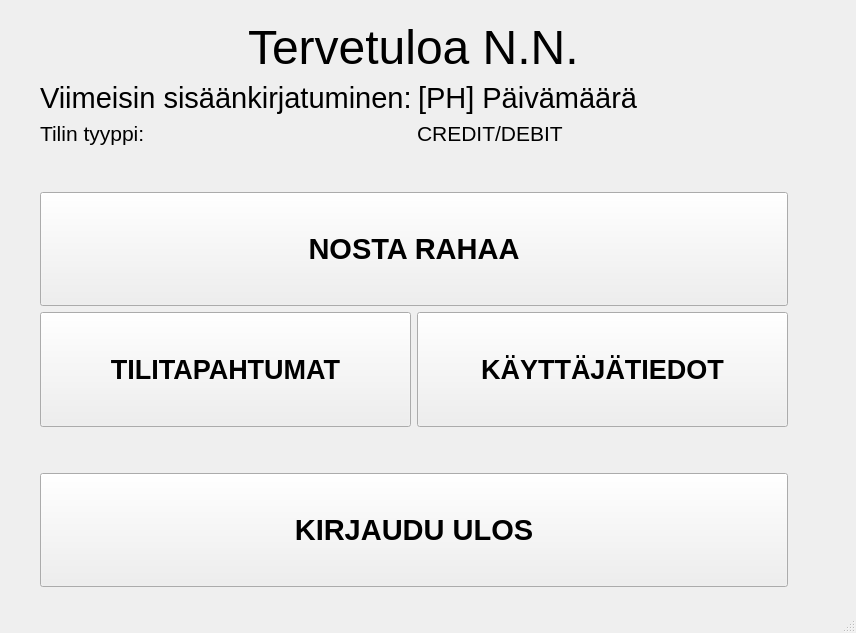
The window that bank-automat/mainwindow.ui (tvt23-pankkiprojekti/SPO_Group1) describes before a commit, drawn with Qt 5.
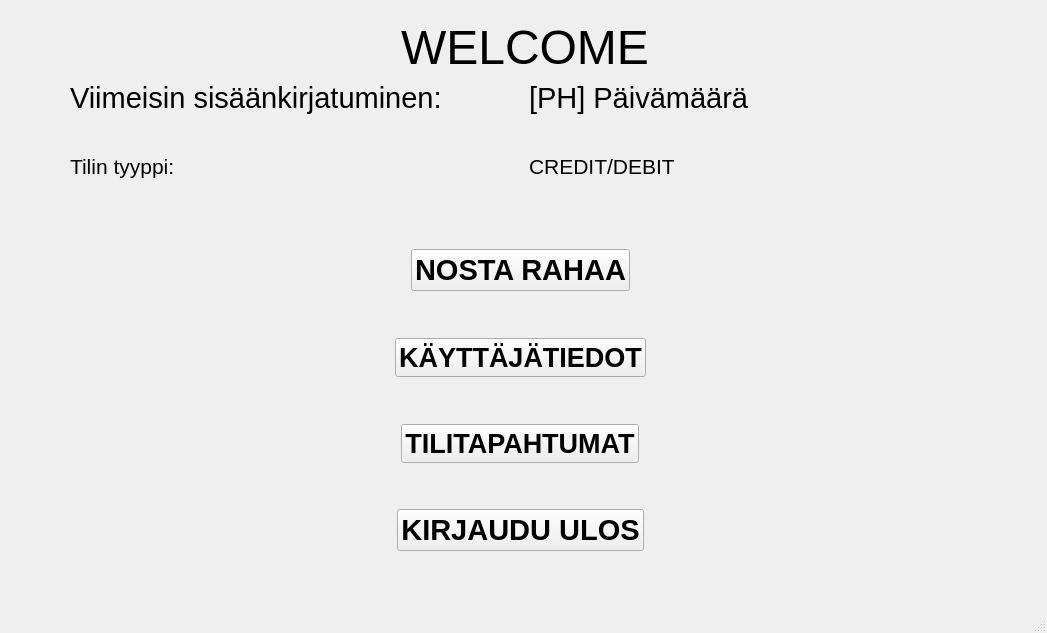
The same window after the commit. The open tabs and pages were chosen to show the change. Icons and pictures are not drawn.

```diff
--- a/bank-automat/mainwindow.ui
+++ b/bank-automat/mainwindow.ui
@@ -6,7 +6,7 @@
    <rect>
     <x>0</x>
     <y>0</y>
-    <width>856</width>
+    <width>1047</width>
     <height>633</height>
    </rect>
   </property>
@@ -17,10 +17,10 @@
    <widget class="QStackedWidget" name="stackedWidget">
     <property name="geometry">
      <rect>
-      <x>20</x>
+      <x>10</x>
       <y>10</y>
-      <width>831</width>
-      <height>601</height>
+      <width>1021</width>
+      <height>611</height>
      </rect>
     </property>
     <property name="currentIndex">
@@ -165,10 +165,10 @@
      <widget class="QWidget" name="verticalLayoutWidget_3">
       <property name="geometry">
        <rect>
-        <x>20</x>
+        <x>60</x>
         <y>10</y>
-        <width>748</width>
-        <height>567</height>
+        <width>911</width>
+        <height>191</height>
        </rect>
       </property>
       <layout class="QVBoxLayout" name="verticalLayout_4">
@@ -182,7 +182,7 @@
             </font>
            </property>
            <property name="text">
-            <string>Tervetuloa N.N.</string>
+            <string>WELCOME</string>
            </property>
           </widget>
          </item>
@@ -244,25 +244,19 @@
          </item>
         </layout>
        </item>
-       <item>
-        <spacer name="verticalSpacer_2">
-         <property name="orientation">
-          <enum>Qt::Vertical</enum>
-         </property>
-         <property name="sizeType">
-          <enum>QSizePolicy::Fixed</enum>
-         </property>
-         <property name="sizeHint" stdset="0">
-          <size>
-           <width>20</width>
-           <height>40</height>
-          </size>
-         </property>
-        </spacer>
-       </item>
-       <item>
-        <layout class="QVBoxLayout" name="verticalLayout_6">
-         <item>
+      </layout>
+     </widget>
+     <widget class="QWidget" name="verticalLayoutWidget_4">
+      <property name="geometry">
+       <rect>
+        <x>300</x>
+        <y>220</y>
+        <width>421</width>
+        <height>341</height>
+       </rect>
+      </property>
+      <layout class="QVBoxLayout" name="verticalLayout_2">
+       <item alignment="Qt::AlignHCenter|Qt::AlignVCenter">
           <widget class="QPushButton" name="btnNostaRahaa">
            <property name="sizePolicy">
             <sizepolicy hsizetype="Expanding" vsizetype="Expanding">
@@ -281,28 +275,7 @@
            </property>
           </widget>
          </item>
-         <item>
-          <layout class="QHBoxLayout" name="horizontalLayout_7">
-           <item>
-            <widget class="QPushButton" name="btnTilitapahtumat">
-             <property name="sizePolicy">
-              <sizepolicy hsizetype="Expanding" vsizetype="Expanding">
-               <horstretch>0</horstretch>
-               <verstretch>0</verstretch>
-              </sizepolicy>
-             </property>
-             <property name="font">
-              <font>
-               <pointsize>20</pointsize>
-               <bold>true</bold>
-              </font>
-             </property>
-             <property name="text">
-              <string>TILITAPAHTUMAT</string>
-             </property>
-            </widget>
-           </item>
-           <item>
+       <item alignment="Qt::AlignHCenter|Qt::AlignVCenter">
             <widget class="QPushButton" name="btnKatsoTiedot">
              <property name="sizePolicy">
               <sizepolicy hsizetype="Expanding" vsizetype="Expanding">
@@ -324,25 +297,26 @@
              </property>
             </widget>
            </item>
-          </layout>
-         </item>
-         <item>
-          <spacer name="verticalSpacer_3">
-           <property name="orientation">
-            <enum>Qt::Vertical</enum>
-           </property>
-           <property name="sizeType">
-            <enum>QSizePolicy::Fixed</enum>
-           </property>
-           <property name="sizeHint" stdset="0">
-            <size>
-             <width>20</width>
-             <height>40</height>
-            </size>
-           </property>
-          </spacer>
-         </item>
-         <item>
+       <item alignment="Qt::AlignHCenter|Qt::AlignVCenter">
+        <widget class="QPushButton" name="btnTilitapahtumat">
+         <property name="sizePolicy">
+          <sizepolicy hsizetype="Expanding" vsizetype="Expanding">
+           <horstretch>0</horstretch>
+           <verstretch>0</verstretch>
+          </sizepolicy>
+         </property>
+         <property name="font">
+          <font>
+           <pointsize>20</pointsize>
+           <bold>true</bold>
+          </font>
+         </property>
+         <property name="text">
+          <string>TILITAPAHTUMAT</string>
+         </property>
+        </widget>
+       </item>
+       <item alignment="Qt::AlignHCenter|Qt::AlignVCenter">
           <widget class="QPushButton" name="btnKirjauduUlos">
            <property name="sizePolicy">
             <sizepolicy hsizetype="Expanding" vsizetype="Expanding">
@@ -362,8 +336,6 @@
           </widget>
          </item>
         </layout>
-       </item>
-      </layout>
      </widget>
     </widget>
     <widget class="QWidget" name="pageNostaRahaa">
```
Left out of the diff: 80 changed lines with no effect on the pictures. Lines whose indentation alone changed are shown as unchanged.
